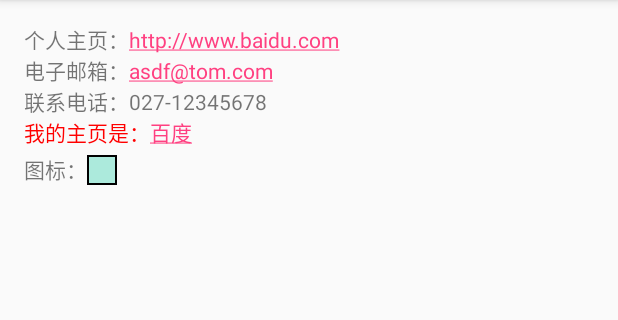
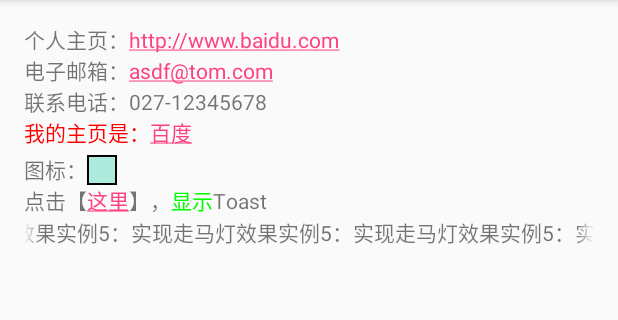
Before and after one commit to myfstrong/MyTextView, an Android app: the screen it shows after launch (MainActivity), on a phone screen of 412 x 824 dp, the part 84-404 px from its top. Run offline under Robolectric (Android 15) with nearby library versions, the phone set to English and light mode, and no system bars.

Commit message:
增加：实例4、5

```diff
--- a/app/src/main/java/com/example/myfstrong/mytextview/MainActivity.java
+++ b/app/src/main/java/com/example/myfstrong/mytextview/MainActivity.java
@@ -1,12 +1,18 @@
 package com.example.myfstrong.mytextview;
 
+import android.graphics.Color;
 import android.graphics.drawable.Drawable;
 import android.support.v7.app.AppCompatActivity;
 import android.os.Bundle;
 import android.text.Html;
+import android.text.SpannableString;
 import android.text.Spanned;
 import android.text.method.LinkMovementMethod;
+import android.text.style.ClickableSpan;
+import android.text.style.ForegroundColorSpan;
+import android.view.View;
 import android.widget.TextView;
+import android.widget.Toast;
 
 import java.lang.reflect.Field;
 
@@ -21,6 +27,8 @@ public class MainActivity extends AppCompatActivity {
     String s1;
     String s2;
     String s3;
+    String s4;
+    String s5;
 
     @Override
     protected void onCreate(Bundle savedInstanceState) {
@@ -78,5 +86,27 @@ public class MainActivity extends AppCompatActivity {
 
         //步骤2：设置TextView的内容
         tv3.setText(spanned1);
+
+        //实例4.1:实现部分文字点击事件
+        s4 = "点击【这里】，显示Toast";
+
+        SpannableString ss = new SpannableString(s4);
+        ss.setSpan(new ClickableSpan() {
+            @Override
+            public void onClick(View widget) {
+                Toast.makeText(MainActivity.this,"哈哈哈",Toast.LENGTH_SHORT).show();
+            }
+        }, 3, 5, Toast.LENGTH_SHORT);
+
+        //实例4.2:实现部分文字设置颜色
+        ss.setSpan(new ForegroundColorSpan(Color.parseColor("#00ff00")),7,9,Toast.LENGTH_SHORT);
+
+        tv4.setText(ss);
+        tv4.setMovementMethod(LinkMovementMethod.getInstance());
+
+        //实例5：实现走马灯效果
+        s5 = "实例5：实现走马灯效果实例5：实现走马灯效果实例5：实现走马灯效果实例5：实现走马灯效果实例5：实现走马灯效果";
+        tv5.setText(s5);
+
     }
 }
--- a/app/src/main/res/layout/activity_main.xml
+++ b/app/src/main/res/layout/activity_main.xml
@@ -44,11 +44,16 @@
         android:layout_alignParentStart="true" />
 
     <TextView
-        android:layout_width="wrap_content"
+        android:layout_width="fill_parent"
         android:layout_height="wrap_content"
+        android:singleLine="true"
         android:text=""
         android:id="@+id/textView5"
         android:layout_below="@+id/textView4"
         android:layout_alignParentLeft="true"
-        android:layout_alignParentStart="true" />
+        android:layout_alignParentStart="true"
+        android:ellipsize="marquee"
+        android:marqueeRepeatLimit="marquee_forever"
+        android:focusable="true"
+        android:focusableInTouchMode="true"/>
 </RelativeLayout>
```
